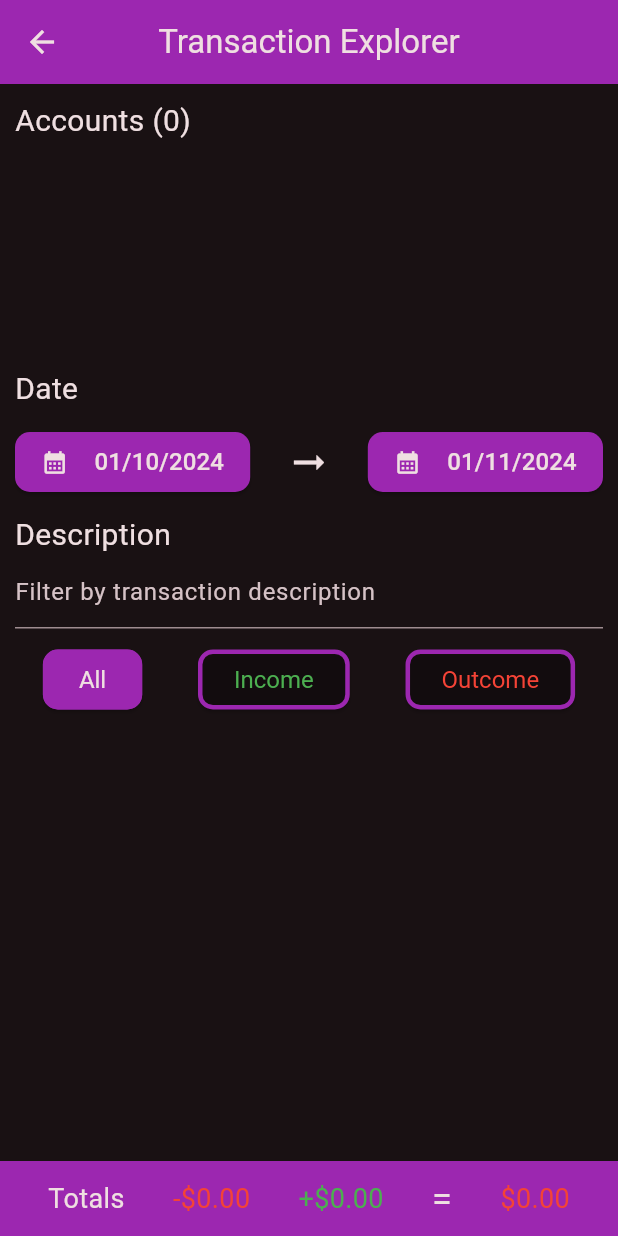
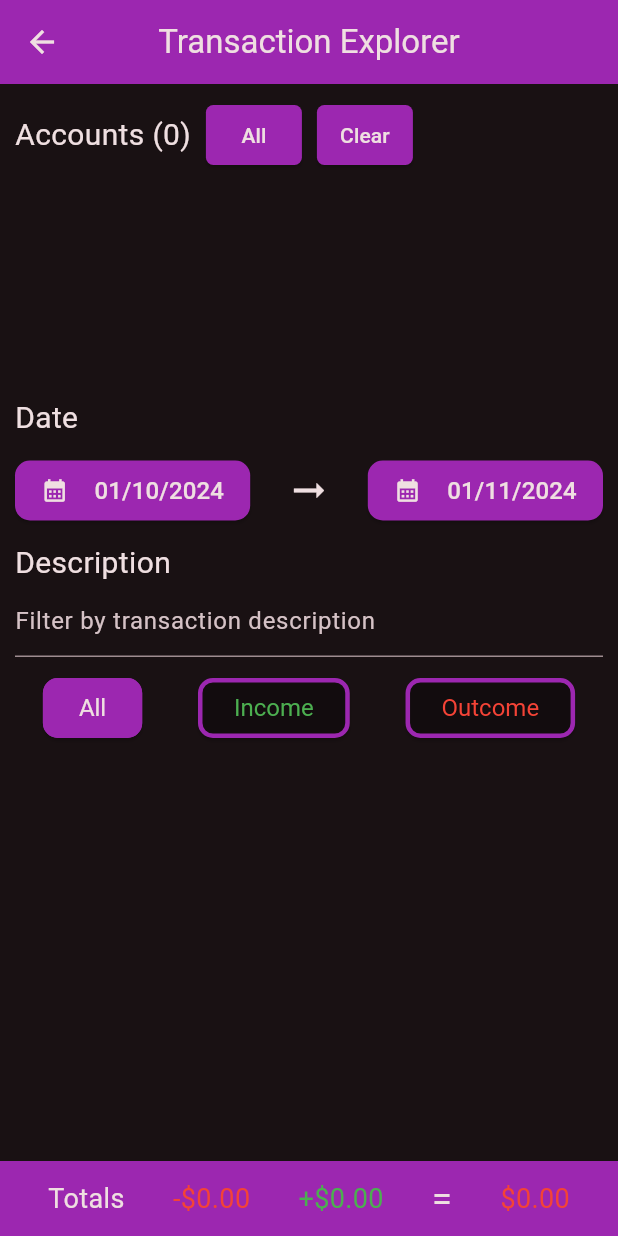
Before and after one commit to Eeshe/fundy, a Flutter app: the TransactionExplorerPage screen opened by its route, on a phone screen of 412 x 824 dp. Run offline on Flutter 3.47's test engine with Material 3 defaults, Android fonts, the phone set to English and light mode, and no system bars; our stand-ins replace flutter_secure_storage, hive, local_auth, month_picker_dialog, percent_indicator, shared_preferences; missing offline and left inert: coingecko_api, flex_color_picker; accounts and stored records are empty; generated files the repository leaves out were written again; network calls fail.

Commit message:
feat: Implemented transaction explorer

```diff
--- a/lib/main.dart
+++ b/lib/main.dart
@@ -106,8 +106,6 @@ class MyApp extends StatelessWidget {
             tertiary: settingsProvider.fetchPositiveColor(ThemeMode.dark));
         return MaterialApp(
             title: 'FinMan',
-          // TODO: This is for testing
-          // locale: const Locale('es'),
           localizationsDelegates: AppLocalizations.localizationsDelegates,
             supportedLocales: AppLocalizations.supportedLocales,
             debugShowCheckedModeBanner: false,
--- a/lib/ui/pages/transaction_explorer_page.dart
+++ b/lib/ui/pages/transaction_explorer_page.dart
@@ -6,6 +6,7 @@ import 'package:fundy/core/providers/account_provider.dart';
 import 'package:fundy/ui/shared/localization.dart';
 import 'package:fundy/ui/shared/widgets/account_icon_widget.dart';
 import 'package:fundy/ui/shared/widgets/scrollable_page_widget.dart';
+import 'package:fundy/ui/shared/widgets/styled_button_widget.dart';
 import 'package:fundy/ui/shared/widgets/text_input_widget.dart';
 import 'package:fundy/utils/date_time_extension.dart';
 import 'package:fundy/utils/double_extension.dart';
@@ -31,6 +32,41 @@ class TransactionExplorerState extends State<TransactionExplorerPage> {
   TransactionFilter _selectedTransactionFilter = TransactionFilter.all;
 
   final List<Transaction> _displayedTransactions = [];
+
+  Widget _createAccountsLabelWidget() {
+    return Consumer<AccountProvider>(
+      builder: (context, accountProvider, child) {
+        return Row(
+          mainAxisAlignment: MainAxisAlignment.start,
+          children: [
+            Text(
+                getAppLocalizations(context)!
+                    .filteredAccounts(_filteredAccounts.length),
+                style: _labelStyle),
+            const SizedBox(width: 10),
+            StyledButtonWidget(
+              text: getAppLocalizations(context)!.all,
+              onPressed: () {
+                setState(() {
+                  _filteredAccounts.clear();
+                  _filteredAccounts.addAll(accountProvider.accounts.toList());
+                });
+              },
+            ),
+            const SizedBox(width: 10),
+            StyledButtonWidget(
+              text: getAppLocalizations(context)!.clear,
+              onPressed: () {
+                setState(() {
+                  _filteredAccounts.clear();
+                });
+              },
+            )
+          ],
+        );
+      },
+    );
+  }
 
   Widget _createAccountWidget(Account account) {
     return InkWell(
@@ -79,6 +115,7 @@ class TransactionExplorerState extends State<TransactionExplorerPage> {
       builder: (context, accountProvider, child) {
         List<Account> accounts =
             accountProvider.accounts.toList(); // Create a copy
+        accounts.sort((a, b) => a.id.compareTo(b.id));
         return Row(
           children: [
             Expanded(
@@ -166,11 +203,14 @@ class TransactionExplorerState extends State<TransactionExplorerPage> {
                   firstDate: DateTime(2000),
                   lastDate: DateTime(2100));
               if (pickedDate == null) return;
+              if (pickedDate.isBefore(_startingDate!)) {
+                pickedDate = _startingDate!;
+              }
               if (!context.mounted) return;
 
               setState(() {
-                _endingDate =
-                    DateTime(pickedDate.year, pickedDate.month, pickedDate.day);
+                _endingDate = DateTime(pickedDate!.year, pickedDate.month,
+                    pickedDate.day, 23, 59, 59);
               });
             }))
       ],
@@ -240,7 +280,6 @@ class TransactionExplorerState extends State<TransactionExplorerPage> {
   }
 
   List<Transaction> _computeDisplayedTransactions() {
-    int start = DateTime.now().millisecond;
     _displayedTransactions.clear();
     String filteredDescription = _descriptionFilterController.value.text;
     for (Account filteredAccount in _filteredAccounts) {
@@ -251,7 +290,8 @@ class TransactionExplorerState extends State<TransactionExplorerPage> {
         if (filteredDescription.isNotEmpty &&
             !transaction.description
                 .toLowerCase()
-                .contains(filteredDescription.toLowerCase())) {
+                .trim()
+                .contains(filteredDescription.toLowerCase().trim())) {
           return true;
         }
         // Remove all transactions that don't match the date filter
@@ -273,8 +313,6 @@ class TransactionExplorerState extends State<TransactionExplorerPage> {
       _displayedTransactions.addAll(transactions);
     }
     _displayedTransactions.sort((a, b) => b.date.compareTo(a.date));
-    int end = DateTime.now().millisecond;
-    print("COMPUTING TOOK ${end - start}ms");
     return _displayedTransactions;
   }
 
@@ -286,7 +324,8 @@ class TransactionExplorerState extends State<TransactionExplorerPage> {
             shrinkWrap: true,
             physics: const NeverScrollableScrollPhysics(),
             itemBuilder: (context, index) {
-              return _displayedTransactions[index].createIconListWidget(true);
+              return _displayedTransactions[index]
+                  .createIconListWidget(true, true);
             },
             separatorBuilder: (context, index) => Divider(
                   color: Theme.of(context).colorScheme.primary,
@@ -358,7 +397,8 @@ class TransactionExplorerState extends State<TransactionExplorerPage> {
   Widget build(BuildContext context) {
     return Scaffold(
       appBar: AppBar(
-        title: Text(getAppLocalizations(context)!.transactionExplorerBar),
+        title: FittedBox(
+            child: Text(getAppLocalizations(context)!.transactionExplorerBar)),
         centerTitle: true,
         backgroundColor: Theme.of(context).colorScheme.primary,
         scrolledUnderElevation: 0,
@@ -369,10 +409,7 @@ class TransactionExplorerState extends State<TransactionExplorerPage> {
             mainAxisSize: MainAxisSize.min,
             crossAxisAlignment: CrossAxisAlignment.start,
             children: [
-              Text(
-                  getAppLocalizations(context)!
-                      .filteredAccounts(_filteredAccounts.length),
-                  style: _labelStyle),
+              _createAccountsLabelWidget(),
               const SizedBox(height: 10),
               _createAccountSelectorWidget(),
               const SizedBox(height: 10),
```
Also changed, not shown: lib/core/models/transaction.dart (+10 -4 lines), lib/ui/pages/overview_page.dart (+3 -7 lines).
